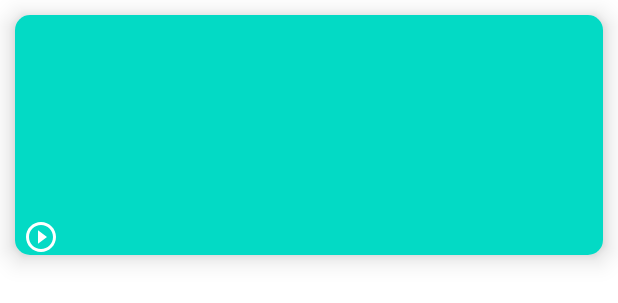
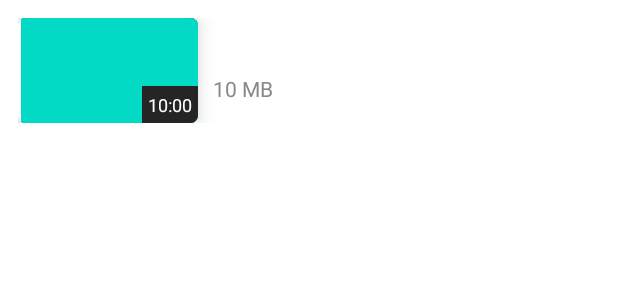
Before and after one commit to Jitendra227/VideoPlex1.0, an Android app: the layout device_video_list.xml on its own in the app's theme, with its tools: preview values and no code run, on a phone screen of 412 x 824 dp. Shown: the top 303 px of the screen. Run offline under Robolectric (Android 15) with nearby library versions, the phone set to English and light mode, and no system bars.

Commit message:
changes to media player layout

```diff
--- a/app/src/main/java/com/jitendra/videoplex10/Adapters/DeviceVideoAdapter.java
+++ b/app/src/main/java/com/jitendra/videoplex10/Adapters/DeviceVideoAdapter.java
@@ -6,6 +6,7 @@ import android.view.LayoutInflater;
 import android.view.View;
 import android.view.ViewGroup;
 import android.widget.ImageView;
+import android.widget.TextView;
 
 import androidx.annotation.ContentView;
 import androidx.annotation.NonNull;
@@ -40,6 +41,7 @@ public class DeviceVideoAdapter extends RecyclerView.Adapter<DeviceVideoAdapter.
     @Override
     public void onBindViewHolder(@NonNull DeviceVideoAdapter.VideoViewHolder holder, int position) {
         DeviceVideoItems deviceVideoItems = videoItemList.get(position);
+        holder.tvTitle.setText(videoItemList.get(position).getVidName());
         Glide.with(context)
                 .load("file://"+ videoItemList.get(position).getVidThumbNail())
                 .skipMemoryCache(false)
@@ -61,9 +63,11 @@ public class DeviceVideoAdapter extends RecyclerView.Adapter<DeviceVideoAdapter.
     public static class VideoViewHolder extends RecyclerView.ViewHolder {
 
         private ImageView ivThumbnail;
+        private TextView tvTitle;
         public VideoViewHolder(@NonNull View itemView) {
             super(itemView);
             ivThumbnail = itemView.findViewById(R.id.vid_lst_thumbnail);
+            tvTitle = itemView.findViewById(R.id.vid_lst_videoName);
         }
     }
 
--- a/app/src/main/res/drawable/ic_backward_icon.xml
+++ b/app/src/main/res/drawable/ic_backward_icon.xml
@@ -1,6 +1,6 @@
 <vector xmlns:android="http://schemas.android.com/apk/res/android"
-    android:width="24dp"
-    android:height="24dp"
+    android:width="18dp"
+    android:height="18dp"
     android:viewportWidth="24"
     android:viewportHeight="24"
     android:tint="?attr/colorControlNormal">
--- a/app/src/main/res/drawable/ic_forward_icon.xml
+++ b/app/src/main/res/drawable/ic_forward_icon.xml
@@ -1,6 +1,6 @@
 <vector xmlns:android="http://schemas.android.com/apk/res/android"
-    android:width="24dp"
-    android:height="24dp"
+    android:width="18dp"
+    android:height="18dp"
     android:viewportWidth="24"
     android:viewportHeight="24"
     android:tint="?attr/colorControlNormal">
--- /dev/null
+++ b/app/src/main/res/drawable/ic_home.xml
@@ -0,0 +1,5 @@
+<vector android:height="24dp" android:tint="#FFFEF3"
+    android:viewportHeight="24" android:viewportWidth="24"
+    android:width="24dp" xmlns:android="http://schemas.android.com/apk/res/android">
+    <path android:fillColor="@android:color/white" android:pathData="M10,20v-6h4v6h5v-8h3L12,3 2,12h3v8z"/>
+</vector>
--- /dev/null
+++ b/app/src/main/res/drawable/ic_more_vert_icon.xml
@@ -0,0 +1,10 @@
+<vector xmlns:android="http://schemas.android.com/apk/res/android"
+    android:width="24dp"
+    android:height="24dp"
+    android:tint="#FFFFFF"
+    android:viewportWidth="24"
+    android:viewportHeight="24">
+    <path
+        android:fillColor="@android:color/white"
+        android:pathData="M12,8c1.1,0 2,-0.9 2,-2s-0.9,-2 -2,-2 -2,0.9 -2,2 0.9,2 2,2zM12,10c-1.1,0 -2,0.9 -2,2s0.9,2 2,2 2,-0.9 2,-2 -0.9,-2 -2,-2zM12,16c-1.1,0 -2,0.9 -2,2s0.9,2 2,2 2,-0.9 2,-2 -0.9,-2 -2,-2z" />
+</vector>
--- /dev/null
+++ b/app/src/main/res/drawable/ic_search_icon.xml
@@ -0,0 +1,5 @@
+<vector android:height="24dp" android:tint="#FFFEF3"
+    android:viewportHeight="24" android:viewportWidth="24"
+    android:width="24dp" xmlns:android="http://schemas.android.com/apk/res/android">
+    <path android:fillColor="@android:color/white" android:pathData="M15.5,14h-0.79l-0.28,-0.27C15.41,12.59 16,11.11 16,9.5 16,5.91 13.09,3 9.5,3S3,5.91 3,9.5 5.91,16 9.5,16c1.61,0 3.09,-0.59 4.23,-1.57l0.27,0.28v0.79l5,4.99L20.49,19l-4.99,-5zM9.5,14C7.01,14 5,11.99 5,9.5S7.01,5 9.5,5 14,7.01 14,9.5 11.99,14 9.5,14z"/>
+</vector>
--- /dev/null
+++ b/app/src/main/res/drawable/ic_video_library.xml
@@ -0,0 +1,5 @@
+<vector android:height="24dp" android:tint="#FFFEF3"
+    android:viewportHeight="24" android:viewportWidth="24"
+    android:width="24dp" xmlns:android="http://schemas.android.com/apk/res/android">
+    <path android:fillColor="@android:color/white" android:pathData="M4,6L2,6v14c0,1.1 0.9,2 2,2h14v-2L4,20L4,6zM20,2L8,2c-1.1,0 -2,0.9 -2,2v12c0,1.1 0.9,2 2,2h12c1.1,0 2,-0.9 2,-2L22,4c0,-1.1 -0.9,-2 -2,-2zM12,14.5v-9l6,4.5 -6,4.5z"/>
+</vector>
--- a/app/src/main/res/layout/device_video_list.xml
+++ b/app/src/main/res/layout/device_video_list.xml
@@ -1,59 +1,83 @@
 <?xml version="1.0" encoding="utf-8"?>
-<androidx.cardview.widget.CardView
+<RelativeLayout
     xmlns:android="http://schemas.android.com/apk/res/android"
-    android:id="@+id/vid_lst_cardView"
+    xmlns:app="http://schemas.android.com/apk/res-auto"
     android:layout_width="match_parent"
-    android:layout_height="160dp"
-    xmlns:app="http://schemas.android.com/apk/res-auto"
-    android:layout_margin="10dp"
-    app:cardCornerRadius="10dp"
-    app:cardElevation="10dp" >
+    android:layout_height="wrap_content"
+    android:orientation="horizontal"
+    android:padding="8dp"
+    android:layout_margin="4dp"
+    android:background="?attr/selectableItemBackgroundBorderless">
 
-    <RelativeLayout
+    <androidx.cardview.widget.CardView
+        android:id="@+id/vid_lst_cardView"
+        android:layout_width="120dp"
+        android:layout_height="70dp"
+        app:cardCornerRadius="5dp"
+        app:cardElevation="10dp" >
+
+            <ImageView
+                android:id="@+id/vid_lst_thumbnail"
+                android:layout_width="match_parent"
+                android:layout_height="match_parent"
+                android:layout_marginStart="2dp"
+                android:scaleType="centerCrop"
+                android:requiresFadingEdge="horizontal"
+                android:layout_centerVertical="true"
+                android:src="@color/teal_200"
+                android:background="@color/dark_grey" />
+
+            <TextView
+                android:id="@+id/vid_lst_duration"
+                android:layout_width="wrap_content"
+                android:layout_height="wrap_content"
+                android:layout_gravity="bottom|end"
+                android:padding="4dp"
+                android:text="10:00"
+                android:textColor="@color/white"
+                android:background="@color/dark_gray_100"
+                android:textSize="12sp" />
+
+    </androidx.cardview.widget.CardView>
+
+    <LinearLayout
+        android:id="@+id/vid_lst_linear1"
         android:layout_width="match_parent"
-        android:layout_height="wrap_content">
+        android:layout_height="wrap_content"
+        android:layout_centerVertical="true"
+        android:layout_toEndOf="@id/vid_lst_cardView"
+        android:layout_toLeftOf="@id/vid_lst_menu_more"
+        android:orientation="vertical"
+        android:layout_margin="10dp">
 
-        <ImageView
-            android:id="@+id/vid_lst_thumbnail"
-            android:layout_width="match_parent"
-            android:layout_height="160dp"
-            android:src="@color/teal_200"
-            />
-        <ImageView
+        <TextView
+            android:id="@+id/vid_lst_videoName"
             android:layout_width="wrap_content"
             android:layout_height="wrap_content"
-            android:src="@drawable/ic_play_icon"
-            android:layout_alignParentBottom="true"
-            android:layout_alignParentStart="true"
-            android:layout_margin="5dp"
-            app:tint="@color/white" />
-        <!--        <TextView-->
-        <!--            android:id="@+id/vid_lst_name"-->
-        <!--            android:layout_width="wrap_content"-->
-        <!--            android:layout_height="wrap_content"-->
-        <!--            android:textSize="18sp"-->
-        <!--            android:textColor="@color/white"-->
-        <!--            android:textAlignment="textStart"-->
-        <!--            android:textStyle="bold"-->
-        <!--            android:padding="4dp"-->
-        <!--            android:singleLine="true"-->
-        <!--            android:scrollHorizontally="true"-->
-        <!--            android:ellipsize="marquee"-->
-        <!--            android:marqueeRepeatLimit="marquee_forever" />-->
-        <!--        <TextView-->
-        <!--            android:id="@+id/vid_lst_duration"-->
-        <!--            android:layout_width="wrap_content"-->
-        <!--            android:layout_height="wrap_content"-->
-        <!--            android:text="00:00:00"-->
-        <!--            app:layout_constraintBottom_toBottomOf="parent"-->
-        <!--            android:layout_marginBottom="16dp"-->
-        <!--            android:textSize="12sp"-->
-        <!--            android:textAlignment="viewEnd"-->
-        <!--            android:textColor="@color/white"-->
-        <!--            android:fontFamily="sans-serif"-->
-        <!--            />-->
+            android:text="video name"
+            android:textColor="@color/white"
+            android:maxLines="2"
+            android:layout_marginBottom="5dp"
+            android:ellipsize="end" />
 
+        <TextView
+            android:id="@+id/vid_lst_videoSize"
+            android:layout_width="wrap_content"
+            android:layout_height="wrap_content"
+            android:text="10 MB"
+            android:textColor="#888888" />
 
+    </LinearLayout>
 
-    </RelativeLayout>
-</androidx.cardview.widget.CardView>
+    <ImageView
+        android:id="@+id/vid_lst_menu_more"
+        android:layout_width="wrap_content"
+        android:layout_height="wrap_content"
+        android:background="?attr/selectableItemBackgroundBorderless"
+        android:foregroundTint="@color/dark_gray_100"
+        android:layout_marginTop="5dp"
+        android:layout_alignParentEnd="true"
+        android:src="@drawable/ic_more_vert_icon"
+        />
+
+</RelativeLayout>
--- a/app/src/main/res/values/colors.xml
+++ b/app/src/main/res/values/colors.xml
@@ -8,7 +8,8 @@
     <color name="black">#FF000000</color>
     <color name="white">#FFFFFFFF</color>
 
-    <color name="dark_grey2.0">#252323</color>
+    <color name="dark_grey_200">#252323</color>
+    <color name="dark_gray_100">#252525</color>
     <color name="dark_grey">#2D2C2C</color>
     <color name="dark_blue">#2C0C59</color>
     <color name="red">#D50000</color>
--- a/app/src/main/res/values/themes.xml
+++ b/app/src/main/res/values/themes.xml
@@ -10,7 +10,8 @@
         <item name="colorSecondaryVariant">@color/teal_700</item>
         <item name="colorOnSecondary">@color/black</item>
         <!-- Status bar color. -->
-        <item name="android:statusBarColor" tools:targetApi="l">?attr/colorPrimaryVariant</item>
+        <item name="android:statusBarColor" tools:targetApi="l">@color/dark_grey_200</item>
+        <item name="android:navigationBarColor">@color/dark_grey</item>
         <!-- Customize your theme here. -->
     </style>
 
```
Also changed, not shown: app/src/main/java/com/jitendra/videoplex10/Adapters/DeviceMFilesAdapter.java (added, +81 -0 lines), app/src/main/java/com/jitendra/videoplex10/Model/DeviceMediaFiles.java (added, +71 -0 lines), app/src/main/res/color/bnv_icon_background.xml (added, +10 -0 lines), app/src/main/res/layout/activity_main.xml (+19 -21 lines), app/src/main/res/layout/custom_controls.xml (+7 -6 lines), app/src/main/res/menu/bottom_nav_bar.xml (added, +20 -0 lines).
